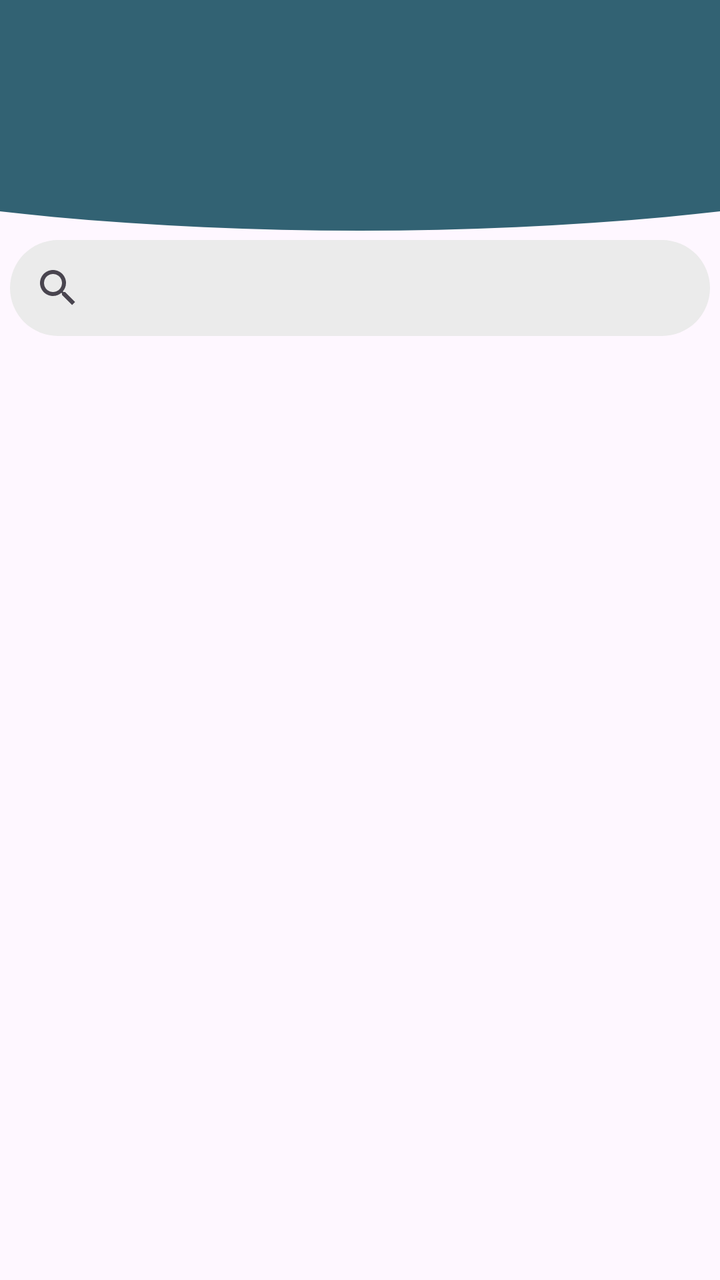
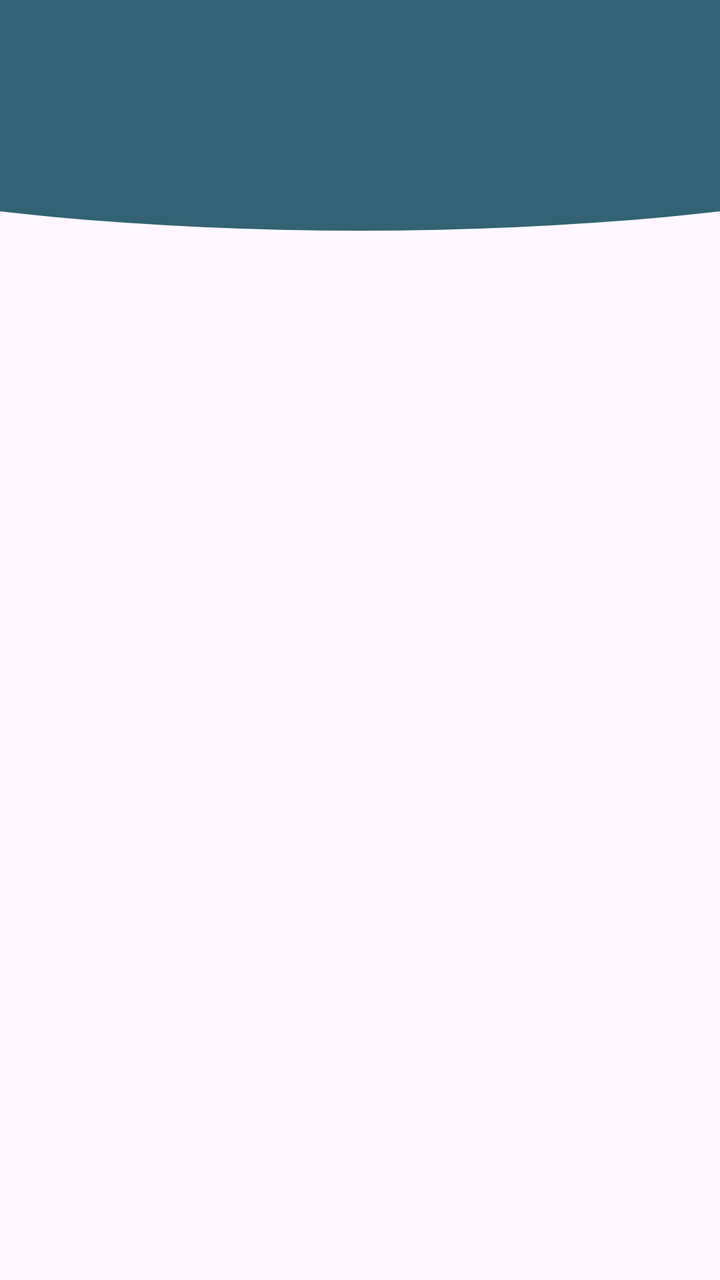

The first picture is an Android layout as it rendered before a commit; the second is the same layout after the commit. The layout source and the unified diff follow.
<!-- AndroidManifest.xml: application theme Theme.AppPet -->
<!-- res/layout/activity_ricerca_servizi.xml -->
<?xml version="1.0" encoding="utf-8"?>
<RelativeLayout xmlns:android="http://schemas.android.com/apk/res/android"
    xmlns:app="http://schemas.android.com/apk/res-auto"
    xmlns:tools="http://schemas.android.com/tools"
    android:id="@+id/main"
    android:layout_width="match_parent"
    android:layout_height="match_parent"
    android:orientation="vertical"
    tools:context=".Activities.RicercaServiziActivity">

    <FrameLayout
        android:id="@+id/header_home"
        android:layout_width="match_parent"
        android:layout_height="120dp"
        android:layout_gravity="top">

        <ImageView
            android:id="@+id/Pippo"
            android:layout_width="800dp"
            android:layout_height="180dp"
            android:layout_gravity="center"
            android:layout_marginTop="-35dp"
            android:src="@drawable/cricle_1"/>

    </FrameLayout>


    <SearchView
        android:layout_centerHorizontal="true"
        android:layout_below="@id/header_home"
        android:id="@+id/Ricerca"
        android:layout_width="350dp"
        android:layout_height="wrap_content"
        android:orientation="horizontal"
        android:background="@drawable/edit_text_background"/>

    <ListView
        android:layout_centerHorizontal="true"
        android:layout_below="@id/Ricerca"
        android:id="@+id/listviewServ"
        android:layout_width="350dp"
        android:layout_height="wrap_content">

    </ListView>


</RelativeLayout>
<!-- resources referenced by this layout -->
<resources>
  <!-- drawable cricle_1 (drawable) -->
  <?xml version="1.0" encoding="utf-8"?>
  <shape xmlns:android="http://schemas.android.com/apk/res/android"
      android:shape="oval">
  
      <solid
          android:color="@color/Blu_base"/>
  
  </shape>
  <!-- drawable edit_text_background (drawable) -->
  <?xml version="1.0" encoding="utf-8"?>
  <shape xmlns:android="http://schemas.android.com/apk/res/android"
      android:shape="rectangle">
  
      <solid
          android:color="@color/sfondo_search"/>
  
      <corners
          android:radius="50dp"/>
  </shape>
  <style name="Theme.AppPet" parent="Base.Theme.AppPet" />
  <color name="Blu_base">#326273</color>
  <color name="sfondo_search">#EBEBEB</color>
  <style name="Base.Theme.AppPet" parent="Theme.Material3.DayNight.NoActionBar">
          
          
      </style>
</resources>

<!-- the commit's change to res/layout/activity_ricerca_servizi.xml (unified diff, before → after) -->
@@ -25,23 +25,15 @@
     </FrameLayout>
 
 
-    <SearchView
+
+    <androidx.recyclerview.widget.RecyclerView
+        android:layout_below="@+id/header_home"
         android:layout_centerHorizontal="true"
-        android:layout_below="@id/header_home"
-        android:id="@+id/Ricerca"
-        android:layout_width="350dp"
-        android:layout_height="wrap_content"
-        android:orientation="horizontal"
-        android:background="@drawable/edit_text_background"/>
-
-    <ListView
-        android:layout_centerHorizontal="true"
-        android:layout_below="@id/Ricerca"
         android:id="@+id/listviewServ"
         android:layout_width="350dp"
         android:layout_height="wrap_content">
 
-    </ListView>
+    </androidx.recyclerview.widget.RecyclerView>
 
 
 </RelativeLayout>
<!-- resource entries referenced after the edit -->
@@ -9,20 +9,8 @@
           android:color="@color/Blu_base"/>
   
   </shape>
-  <!-- drawable edit_text_background (drawable) -->
-  <?xml version="1.0" encoding="utf-8"?>
-  <shape xmlns:android="http://schemas.android.com/apk/res/android"
-      android:shape="rectangle">
-  
-      <solid
-          android:color="@color/sfondo_search"/>
-  
-      <corners
-          android:radius="50dp"/>
-  </shape>
   <style name="Theme.AppPet" parent="Base.Theme.AppPet" />
   <color name="Blu_base">#326273</color>
-  <color name="sfondo_search">#EBEBEB</color>
   <style name="Base.Theme.AppPet" parent="Theme.Material3.DayNight.NoActionBar">
           
           
